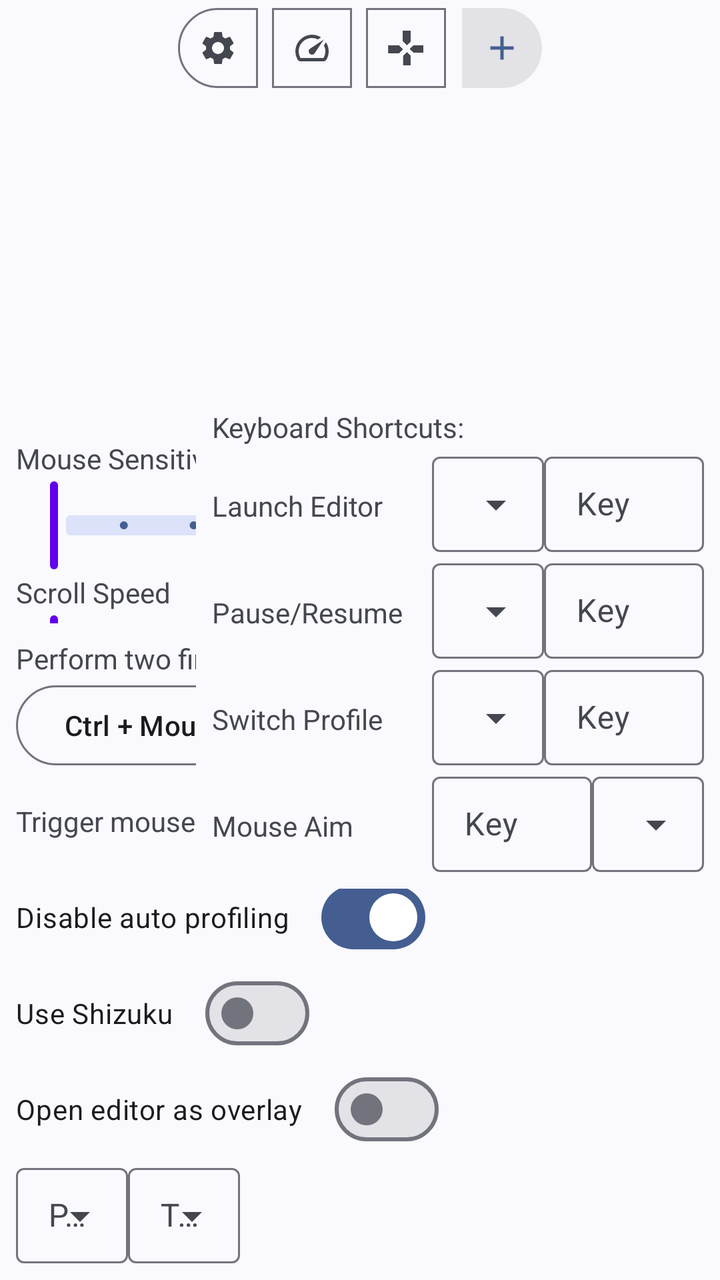
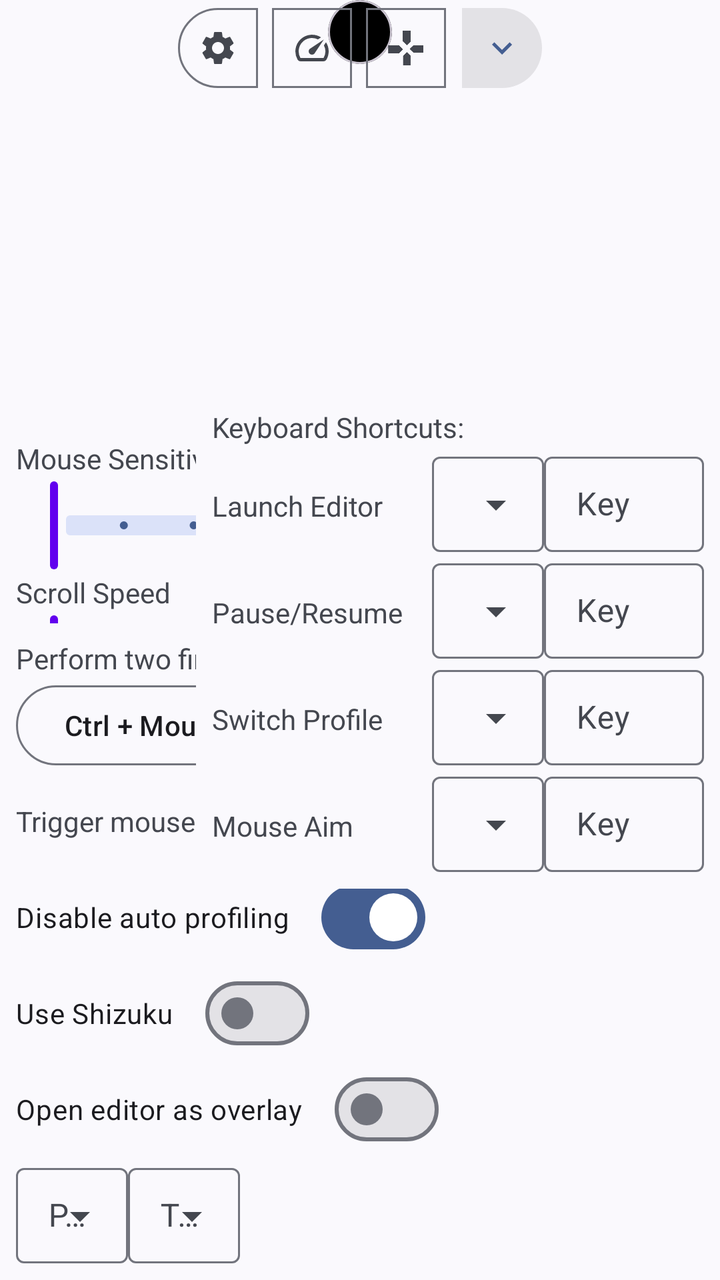

The first picture is an Android layout as it rendered before a commit; the second is the same layout after the commit. The layout source and the unified diff follow.
<!-- AndroidManifest.xml: application theme Theme.XtMapper -->
<!-- res/layout/keymap_editor_layout.xml -->
<?xml version="1.0" encoding="utf-8"?>
<androidx.constraintlayout.widget.ConstraintLayout xmlns:android="http://schemas.android.com/apk/res/android"
    android:layout_width="match_parent"
    android:layout_height="match_parent"
    xmlns:app="http://schemas.android.com/apk/res-auto"
    android:animateLayoutChanges="true">

    <com.google.android.material.card.MaterialCardView
        android:layout_width="wrap_content"
        android:layout_height="wrap_content"
        app:contentPadding="16dp"
        app:layout_constraintEnd_toEndOf="parent"
        app:layout_constraintStart_toStartOf="parent"
        app:layout_constraintTop_toTopOf="parent"
        android:id="@+id/catalog"
        android:visibility="gone"
        app:cardBackgroundColor="@color/black"
        app:cardCornerRadius="40dp">
        <androidx.constraintlayout.widget.ConstraintLayout
            android:layout_width="wrap_content"
            android:layout_height="match_parent">

            <LinearLayout
                android:id="@+id/L1"
                android:layout_width="wrap_content"
                android:layout_height="wrap_content"
                android:orientation="vertical"
                app:layout_constraintLeft_toLeftOf="parent"
                app:layout_constraintRight_toLeftOf="@id/L2"
                app:layout_constraintTop_toTopOf="parent">
            </LinearLayout>

            <LinearLayout
                android:id="@+id/L2"
                android:layout_width="wrap_content"
                android:layout_height="wrap_content"
                android:orientation="vertical"
                app:layout_constraintLeft_toRightOf="@id/L1"
                app:layout_constraintRight_toLeftOf="@id/L3"
                app:layout_constraintTop_toTopOf="parent">

            </LinearLayout>

            <LinearLayout
                android:id="@+id/L3"
                android:layout_width="wrap_content"
                android:layout_height="wrap_content"
                android:orientation="vertical"
                app:layout_constraintRight_toRightOf="parent"
                app:layout_constraintLeft_toRightOf="@id/L2"
                app:layout_constraintTop_toTopOf="parent">

            </LinearLayout>
        </androidx.constraintlayout.widget.ConstraintLayout>
    </com.google.android.material.card.MaterialCardView>


    <com.google.android.material.button.MaterialButtonToggleGroup
        android:id="@+id/toggleButtonGroup"
        android:layout_width="wrap_content"
        android:layout_height="wrap_content"
        app:layout_constraintEnd_toEndOf="parent"
        app:layout_constraintStart_toStartOf="parent"
        app:layout_constraintTop_toTopOf="parent">

        <com.google.android.material.button.MaterialButton
            android:id="@+id/button_misc"
            style="?attr/materialIconButtonOutlinedStyle"
            android:layout_width="wrap_content"
            android:layout_height="wrap_content"
            app:icon="@drawable/ic_baseline_settings_24"
            />

        <com.google.android.material.button.MaterialButton
            android:id="@+id/button_sliders"
            style="?attr/materialIconButtonOutlinedStyle"
            android:layout_width="wrap_content"
            android:layout_height="wrap_content"
            app:icon="@drawable/ic_baseline_speed_24" />

        <com.google.android.material.button.MaterialButton
            android:id="@+id/button_shortcuts"
            style="?attr/materialIconButtonOutlinedStyle"
            android:layout_width="wrap_content"
            android:layout_height="wrap_content"
            app:icon="@drawable/dpad" />
        <com.google.android.material.button.MaterialButton
            android:id="@+id/button_add"
            style="?attr/materialIconButtonFilledStyle"
            android:layout_width="wrap_content"
            android:layout_height="wrap_content"
            app:icon="@drawable/ic_baseline_add_24" />

    </com.google.android.material.button.MaterialButtonToggleGroup>

    <androidx.cardview.widget.CardView
        android:layout_width="wrap_content"
        android:layout_height="wrap_content"
        app:contentPadding="8dp"
        style="?attr/materialCardViewStyle"
        android:id="@+id/sliders"
        app:layout_constraintBottom_toBottomOf="parent"
        app:layout_constraintLeft_toLeftOf="parent"
        app:layout_constraintTop_toTopOf="parent">
        <LinearLayout
            android:layout_width="match_parent"
            android:layout_height="match_parent"
            android:orientation="vertical">

            <TextView
                android:layout_width="wrap_content"
                android:layout_height="wrap_content"
                android:text="@string/mouse_sensitivity" />

            <com.google.android.material.slider.Slider
                android:id="@+id/slider_mouse"
                android:layout_width="match_parent"
                android:layout_height="wrap_content"
                android:stepSize="1"
                android:valueFrom="1"
                android:valueTo="5"
                app:haloColor="@color/purple_700"
                app:thumbColor="@color/purple_500"
                app:trackColorActive="@color/teal_200"
                app:trackHeight="10dp"/>

            <TextView
                android:layout_width="wrap_content"
                android:layout_height="wrap_content"
                android:text="@string/scroll_speed" />

            <com.google.android.material.slider.Slider
                android:id="@+id/slider_scroll_speed"
                android:layout_width="match_parent"
                android:layout_height="wrap_content"
                android:stepSize="1"
                android:valueFrom="1"
                android:valueTo="5"
                app:haloColor="@color/purple_700"
                app:thumbColor="@color/purple_500"
                app:trackColorActive="@color/teal_200"
                app:trackHeight="10dp"/>

            <TextView
                android:layout_width="wrap_content"
                android:layout_height="wrap_content"
                android:id="@+id/swipe_delay_text"
                android:text="@string/swipe_delay_ms" />

            <com.google.android.material.slider.Slider
                android:id="@+id/slider_swipe_delay"
                android:layout_width="match_parent"
                android:layout_height="wrap_content"
                android:valueFrom="0"
                android:valueTo="500"
                app:trackHeight="10dp" />

        </LinearLayout>
    </androidx.cardview.widget.CardView>

    <androidx.cardview.widget.CardView
        android:layout_width="wrap_content"
        android:layout_height="wrap_content"
        app:contentPadding="8dp"
        style="?attr/materialCardViewStyle"
        android:id="@+id/misc"
        app:layout_constraintBottom_toBottomOf="parent"
        app:layout_constraintLeft_toLeftOf="parent"
        app:layout_constraintRight_toRightOf="parent">
        <LinearLayout
            android:layout_width="match_parent"
            android:layout_height="wrap_content"
            android:orientation="vertical">

        <TextView
            android:layout_width="match_parent"
            android:layout_height="wrap_content"
            android:text="@string/pinch_to_zoom_gesture_info" />

        <com.google.android.material.button.MaterialButtonToggleGroup
            android:layout_width="wrap_content"
            android:layout_height="wrap_content">

            <com.google.android.material.button.MaterialButton
                android:id="@+id/mouse_wheel_toggle"
                style="?attr/materialButtonOutlinedStyle"
                android:layout_width="wrap_content"
                android:layout_height="wrap_content"
                android:text="@string/mouse_wheel" />

            <com.google.android.material.button.MaterialButton
                android:id="@+id/mouse_drag_toggle"
                style="?attr/materialButtonOutlinedStyle"
                android:layout_width="wrap_content"
                android:layout_height="wrap_content"
                android:text="@string/drag_mouse" />
        </com.google.android.material.button.MaterialButtonToggleGroup>

        <LinearLayout
            android:layout_width="wrap_content"
            android:layout_height="wrap_content"
            android:gravity="center"
            android:orientation="horizontal">
            <TextView
                android:layout_width="match_parent"
                android:layout_height="wrap_content"
                android:layout_marginRight="10dp"
                android:text="@string/trigger_mouse_aim_with" />

            <com.google.android.material.button.MaterialButtonToggleGroup
                android:layout_width="wrap_content"
                android:layout_height="wrap_content">

                <com.google.android.material.button.MaterialButton
                    android:id="@+id/mouse_aim_key_grave"
                    style="?attr/materialButtonOutlinedStyle"
                    android:layout_width="wrap_content"
                    android:layout_height="wrap_content"
                    android:text="@string/key_grave" />

                <com.google.android.material.button.MaterialButton
                    android:id="@+id/mouse_aim_right_click"
                    style="?attr/materialButtonOutlinedStyle"
                    android:layout_width="wrap_content"
                    android:layout_height="wrap_content"
                    android:text="@string/right_click" />

            </com.google.android.material.button.MaterialButtonToggleGroup>
        </LinearLayout>


        <LinearLayout
            android:layout_width="match_parent"
            android:layout_height="match_parent"
            android:orientation="vertical">

            <com.google.android.material.materialswitch.MaterialSwitch
                android:id="@+id/auto_profile_switch"
                android:layout_width="wrap_content"
                android:layout_height="wrap_content"
                android:checked="true"
                android:text="@string/disable_auto_profile" />

            <com.google.android.material.materialswitch.MaterialSwitch
                android:id="@+id/use_shizuku"
                android:layout_width="wrap_content"
                android:layout_height="wrap_content"
                android:checked="false"
                android:text="@string/use_shizuku" />


            <com.google.android.material.materialswitch.MaterialSwitch
                android:id="@+id/editor_overlay"
                android:layout_width="wrap_content"
                android:layout_height="wrap_content"
                android:checked="false"
                android:text="@string/open_editor_as_overlay" />
        </LinearLayout>

        <LinearLayout
            android:layout_width="match_parent"
            android:layout_height="wrap_content"
            android:orientation="horizontal">

            <com.google.android.material.textfield.TextInputLayout
                style="@style/Widget.Material3.TextInputLayout.OutlinedBox.Dense.ExposedDropdownMenu"
                android:layout_width="wrap_content"
                android:layout_height="wrap_content"
                android:hint="@string/pointer">

                <com.google.android.material.textfield.MaterialAutoCompleteTextView
                    android:id="@+id/pointer_mode"
                    android:layout_width="match_parent"
                    android:layout_height="wrap_content"
                    android:inputType="none" />

            </com.google.android.material.textfield.TextInputLayout>


            <com.google.android.material.textfield.TextInputLayout
                style="@style/Widget.Material3.TextInputLayout.OutlinedBox.Dense.ExposedDropdownMenu"
                android:layout_width="wrap_content"
                android:layout_height="wrap_content"
                android:hint="@string/touchpad_input">

                <com.google.android.material.textfield.MaterialAutoCompleteTextView
                    android:id="@+id/touchpad_input_mode"
                    android:layout_width="match_parent"
                    android:layout_height="wrap_content"
                    android:inputType="none" />

            </com.google.android.material.textfield.TextInputLayout>

        </LinearLayout>
        </LinearLayout>


    </androidx.cardview.widget.CardView>

    <androidx.cardview.widget.CardView
        android:layout_width="wrap_content"
        android:layout_height="wrap_content"
        app:contentPadding="8dp"
        style="?attr/materialCardViewStyle"
        android:id="@+id/shortcuts"
        app:layout_constraintBottom_toBottomOf="parent"
        app:layout_constraintRight_toRightOf="parent"
        app:layout_constraintTop_toTopOf="parent">
        <LinearLayout
            android:layout_width="wrap_content"
            android:layout_height="wrap_content"
            android:layout_gravity="center"
            android:orientation="vertical">

            <TextView
                android:layout_width="match_parent"
                android:layout_height="wrap_content"
                android:text="@string/keyboard_shortcuts" />

            <LinearLayout
                android:layout_width="match_parent"
                android:layout_height="wrap_content"
                android:orientation="horizontal">

                <TextView
                    android:layout_width="100dp"
                    android:layout_height="wrap_content"
                    android:layout_marginRight="10dp"
                    android:labelFor="@id/launch_editor_modifier"
                    android:text="@string/launch_editor" />

                <com.google.android.material.textfield.TextInputLayout
                    style="@style/Widget.Material3.TextInputLayout.OutlinedBox.Dense.ExposedDropdownMenu"
                    android:layout_width="wrap_content"
                    android:layout_height="wrap_content">

                    <com.google.android.material.textfield.MaterialAutoCompleteTextView
                        android:id="@+id/launch_editor_modifier"
                        android:layout_width="match_parent"
                        android:layout_height="wrap_content"
                        android:inputType="none" />

                </com.google.android.material.textfield.TextInputLayout>

                <com.google.android.material.textfield.TextInputLayout
                    style="@style/Widget.Material3.TextInputLayout.OutlinedBox.Dense"
                    android:layout_width="80dp"
                    android:layout_height="wrap_content"
                    android:hint="@string/key">

                    <com.google.android.material.textfield.TextInputEditText
                        android:id="@+id/launch_editor"
                        android:layout_width="match_parent"
                        android:layout_height="wrap_content"
                        android:inputType="none" />

                </com.google.android.material.textfield.TextInputLayout>

            </LinearLayout>

            <LinearLayout
                android:layout_width="match_parent"
                android:layout_height="wrap_content"
                android:orientation="horizontal">

                <TextView
                    android:layout_width="100dp"
                    android:layout_height="wrap_content"
                    android:layout_marginRight="10dp"
                    android:labelFor="@id/pause_resume_modifier"
                    android:text="@string/pause_resume" />


                <com.google.android.material.textfield.TextInputLayout
                    style="@style/Widget.Material3.TextInputLayout.OutlinedBox.Dense.ExposedDropdownMenu"
                    android:layout_width="wrap_content"
                    android:layout_height="wrap_content">

                    <com.google.android.material.textfield.MaterialAutoCompleteTextView
                        android:id="@+id/pause_resume_modifier"
                        android:layout_width="match_parent"
                        android:layout_height="wrap_content"
                        android:inputType="none" />

                </com.google.android.material.textfield.TextInputLayout>

                <com.google.android.material.textfield.TextInputLayout
                    style="@style/Widget.Material3.TextInputLayout.OutlinedBox.Dense"
                    android:layout_width="80dp"
                    android:layout_height="wrap_content"
                    android:hint="@string/key">

                    <com.google.android.material.textfield.TextInputEditText
                        android:id="@+id/pause_resume"
                        android:layout_width="match_parent"
                        android:layout_height="wrap_content"
                        android:inputType="none" />
                </com.google.android.material.textfield.TextInputLayout>
            </LinearLayout>

            <LinearLayout
                android:layout_width="match_parent"
                android:layout_height="wrap_content"
                android:orientation="horizontal">

                <TextView
                    android:layout_width="100dp"
                    android:layout_height="wrap_content"
                    android:layout_marginRight="10dp"
                    android:text="@string/switch_profile" />


                <com.google.android.material.textfield.TextInputLayout
                    style="@style/Widget.Material3.TextInputLayout.OutlinedBox.Dense.ExposedDropdownMenu"
                    android:layout_width="wrap_content"
                    android:layout_height="wrap_content">

                    <com.google.android.material.textfield.MaterialAutoCompleteTextView
                        android:id="@+id/switch_profile_modifier"
                        android:layout_width="match_parent"
                        android:layout_height="wrap_content"
                        android:inputType="none" />

                </com.google.android.material.textfield.TextInputLayout>

                <com.google.android.material.textfield.TextInputLayout
                    style="@style/Widget.Material3.TextInputLayout.OutlinedBox.Dense"
                    android:layout_width="80dp"
                    android:layout_height="wrap_content"
                    android:hint="@string/key">

                    <com.google.android.material.textfield.TextInputEditText
                        android:id="@+id/switch_profile"
                        android:layout_width="match_parent"
                        android:layout_height="wrap_content"
                        android:inputType="none" />
                </com.google.android.material.textfield.TextInputLayout>
            </LinearLayout>

            <LinearLayout
                android:layout_width="match_parent"
                android:layout_height="wrap_content"
                android:orientation="horizontal">

                <TextView
                    android:layout_width="100dp"
                    android:layout_height="wrap_content"
                    android:layout_marginRight="10dp"
                    android:text="@string/mouse_aim" />

                <com.google.android.material.textfield.TextInputLayout
                    style="@style/Widget.Material3.TextInputLayout.OutlinedBox.Dense"
                    android:layout_width="80dp"
                    android:layout_height="wrap_content"
                    android:hint="@string/key">

                    <com.google.android.material.textfield.TextInputEditText
                        android:id="@+id/mouse_aim_key"
                        android:layout_width="match_parent"
                        android:layout_height="wrap_content"
                        android:inputType="none" />
                </com.google.android.material.textfield.TextInputLayout>

                <com.google.android.material.textfield.TextInputLayout
                    style="@style/Widget.Material3.TextInputLayout.OutlinedBox.Dense.ExposedDropdownMenu"
                    android:layout_width="wrap_content"
                    android:layout_height="wrap_content">

                    <com.google.android.material.textfield.MaterialAutoCompleteTextView
                        android:id="@+id/mouse_aim_action"
                        android:layout_width="match_parent"
                        android:layout_height="wrap_content"
                        android:inputType="none" />

                </com.google.android.material.textfield.TextInputLayout>

            </LinearLayout>

        </LinearLayout>

    </androidx.cardview.widget.CardView>
</androidx.constraintlayout.widget.ConstraintLayout>
<!-- resources referenced by this layout -->
<resources>
  <color name="black">#FF000000</color>
  <color name="purple_500">#FF6200EE</color>
  <color name="purple_700">#FF3700B3</color>
  <color name="teal_200">#FF03DAC5</color>
  <!-- drawable dpad: png bitmap (drawable, 9793 bytes) -->
  <!-- drawable ic_baseline_add_24 (drawable) -->
  <vector android:height="24dp" android:tint="#FFFFFF"
      android:viewportHeight="24" android:viewportWidth="24"
      android:width="24dp" xmlns:android="http://schemas.android.com/apk/res/android">
      <path android:fillColor="@android:color/white" android:pathData="M19,13h-6v6h-2v-6H5v-2h6V5h2v6h6v2z"/>
  </vector>
  <!-- drawable ic_baseline_settings_24 (drawable) -->
  <vector android:height="24dp" android:tint="#FFFFFF"
      android:viewportHeight="24" android:viewportWidth="24"
      android:width="24dp" xmlns:android="http://schemas.android.com/apk/res/android">
      <path android:fillColor="@android:color/white" android:pathData="M19.14,12.94c0.04,-0.3 0.06,-0.61 0.06,-0.94c0,-0.32 -0.02,-0.64 -0.07,-0.94l2.03,-1.58c0.18,-0.14 0.23,-0.41 0.12,-0.61l-1.92,-3.32c-0.12,-0.22 -0.37,-0.29 -0.59,-0.22l-2.39,0.96c-0.5,-0.38 -1.03,-0.7 -1.62,-0.94L14.4,2.81c-0.04,-0.24 -0.24,-0.41 -0.48,-0.41h-3.84c-0.24,0 -0.43,0.17 -0.47,0.41L9.25,5.35C8.66,5.59 8.12,5.92 7.63,6.29L5.24,5.33c-0.22,-0.08 -0.47,0 -0.59,0.22L2.74,8.87C2.62,9.08 2.66,9.34 2.86,9.48l2.03,1.58C4.84,11.36 4.8,11.69 4.8,12s0.02,0.64 0.07,0.94l-2.03,1.58c-0.18,0.14 -0.23,0.41 -0.12,0.61l1.92,3.32c0.12,0.22 0.37,0.29 0.59,0.22l2.39,-0.96c0.5,0.38 1.03,0.7 1.62,0.94l0.36,2.54c0.05,0.24 0.24,0.41 0.48,0.41h3.84c0.24,0 0.44,-0.17 0.47,-0.41l0.36,-2.54c0.59,-0.24 1.13,-0.56 1.62,-0.94l2.39,0.96c0.22,0.08 0.47,0 0.59,-0.22l1.92,-3.32c0.12,-0.22 0.07,-0.47 -0.12,-0.61L19.14,12.94zM12,15.6c-1.98,0 -3.6,-1.62 -3.6,-3.6s1.62,-3.6 3.6,-3.6s3.6,1.62 3.6,3.6S13.98,15.6 12,15.6z"/>
  </vector>
  <!-- drawable ic_baseline_speed_24 (drawable) -->
  <vector android:height="24dp" android:tint="#FFFFFF"
      android:viewportHeight="24" android:viewportWidth="24"
      android:width="24dp" xmlns:android="http://schemas.android.com/apk/res/android">
      <path android:fillColor="@android:color/white" android:pathData="M20.38,8.57l-1.23,1.85a8,8 0,0 1,-0.22 7.58L5.07,18A8,8 0,0 1,15.58 6.85l1.85,-1.23A10,10 0,0 0,3.35 19a2,2 0,0 0,1.72 1h13.85a2,2 0,0 0,1.74 -1,10 10,0 0,0 -0.27,-10.44zM10.59,15.41a2,2 0,0 0,2.83 0l5.66,-8.49 -8.49,5.66a2,2 0,0 0,0 2.83z"/>
  </vector>
  <string name="disable_auto_profile">Disable auto profiling</string>
  <string name="drag_mouse">Ctrl + Drag Mouse</string>
  <string name="key">Key</string>
  <string name="key_grave">~ Key</string>
  <string name="keyboard_shortcuts">Keyboard Shortcuts:</string>
  <string name="launch_editor">Launch Editor</string>
  <string name="mouse_aim">Mouse Aim</string>
  <string name="mouse_sensitivity">Mouse Sensitivity</string>
  <string name="mouse_wheel">Ctrl + Mouse Wheel</string>
  <string name="open_editor_as_overlay">Open editor as overlay</string>
  <string name="pause_resume">Pause/Resume</string>
  <string name="pinch_to_zoom_gesture_info">Perform two finger gesture with:</string>
  <string name="pointer">Pointer Mode</string>
  <string name="right_click">Right click</string>
  <string name="scroll_speed">Scroll Speed</string>
  <string name="swipe_delay_ms">Swipe delay %d milliseconds</string>
  <string name="switch_profile">Switch Profile</string>
  <string name="touchpad_input">Touchpad Input</string>
  <string name="trigger_mouse_aim_with">Trigger mouse aim with:</string>
  <string name="use_shizuku">Use Shizuku</string>
  <style name="Theme.XtMapper" parent="Theme.Material3.DynamicColors.DayNight.NoActionBar">
          <item name="android:statusBarColor">?android:colorBackground</item>
      </style>
</resources>

<!-- the commit's change to res/layout/keymap_editor_layout.xml (unified diff, before → after) -->
@@ -13,7 +13,6 @@
         app:layout_constraintStart_toStartOf="parent"
         app:layout_constraintTop_toTopOf="parent"
         android:id="@+id/catalog"
-        android:visibility="gone"
         app:cardBackgroundColor="@color/black"
         app:cardCornerRadius="40dp">
         <androidx.constraintlayout.widget.ConstraintLayout
@@ -89,7 +88,7 @@
             style="?attr/materialIconButtonFilledStyle"
             android:layout_width="wrap_content"
             android:layout_height="wrap_content"
-            app:icon="@drawable/ic_baseline_add_24" />
+            app:icon="@drawable/ic_baseline_keyboard_arrow_down_24" />
 
     </com.google.android.material.button.MaterialButtonToggleGroup>
 
@@ -449,6 +448,19 @@
                     android:text="@string/mouse_aim" />
 
                 <com.google.android.material.textfield.TextInputLayout
+                    style="@style/Widget.Material3.TextInputLayout.OutlinedBox.Dense.ExposedDropdownMenu"
+                    android:layout_width="wrap_content"
+                    android:layout_height="wrap_content">
+
+                    <com.google.android.material.textfield.MaterialAutoCompleteTextView
+                        android:id="@+id/mouse_aim_action"
+                        android:layout_width="match_parent"
+                        android:layout_height="wrap_content"
+                        android:inputType="none" />
+
+                </com.google.android.material.textfield.TextInputLayout>
+
+                <com.google.android.material.textfield.TextInputLayout
                     style="@style/Widget.Material3.TextInputLayout.OutlinedBox.Dense"
                     android:layout_width="80dp"
                     android:layout_height="wrap_content"
@@ -459,18 +471,6 @@
                         android:layout_width="match_parent"
                         android:layout_height="wrap_content"
                         android:inputType="none" />
-                </com.google.android.material.textfield.TextInputLayout>
-
-                <com.google.android.material.textfield.TextInputLayout
-                    style="@style/Widget.Material3.TextInputLayout.OutlinedBox.Dense.ExposedDropdownMenu"
-                    android:layout_width="wrap_content"
-                    android:layout_height="wrap_content">
-
-                    <com.google.android.material.textfield.MaterialAutoCompleteTextView
-                        android:id="@+id/mouse_aim_action"
-                        android:layout_width="match_parent"
-                        android:layout_height="wrap_content"
-                        android:inputType="none" />
 
                 </com.google.android.material.textfield.TextInputLayout>
 
<!-- resource entries referenced after the edit -->
@@ -5,11 +5,11 @@
   <color name="purple_700">#FF3700B3</color>
   <color name="teal_200">#FF03DAC5</color>
   <!-- drawable dpad: png bitmap (drawable, 9793 bytes) -->
-  <!-- drawable ic_baseline_add_24 (drawable) -->
-  <vector android:height="24dp" android:tint="#FFFFFF"
+  <!-- drawable ic_baseline_keyboard_arrow_down_24 (drawable) -->
+  <vector android:height="60dp" android:tint="#FFFFFF"
       android:viewportHeight="24" android:viewportWidth="24"
-      android:width="24dp" xmlns:android="http://schemas.android.com/apk/res/android">
-      <path android:fillColor="@android:color/white" android:pathData="M19,13h-6v6h-2v-6H5v-2h6V5h2v6h6v2z"/>
+      android:width="60dp" xmlns:android="http://schemas.android.com/apk/res/android">
+      <path android:fillColor="@android:color/white" android:pathData="M7.41,8.59L12,13.17l4.59,-4.58L18,10l-6,6 -6,-6 1.41,-1.41z"/>
   </vector>
   <!-- drawable ic_baseline_settings_24 (drawable) -->
   <vector android:height="24dp" android:tint="#FFFFFF"
